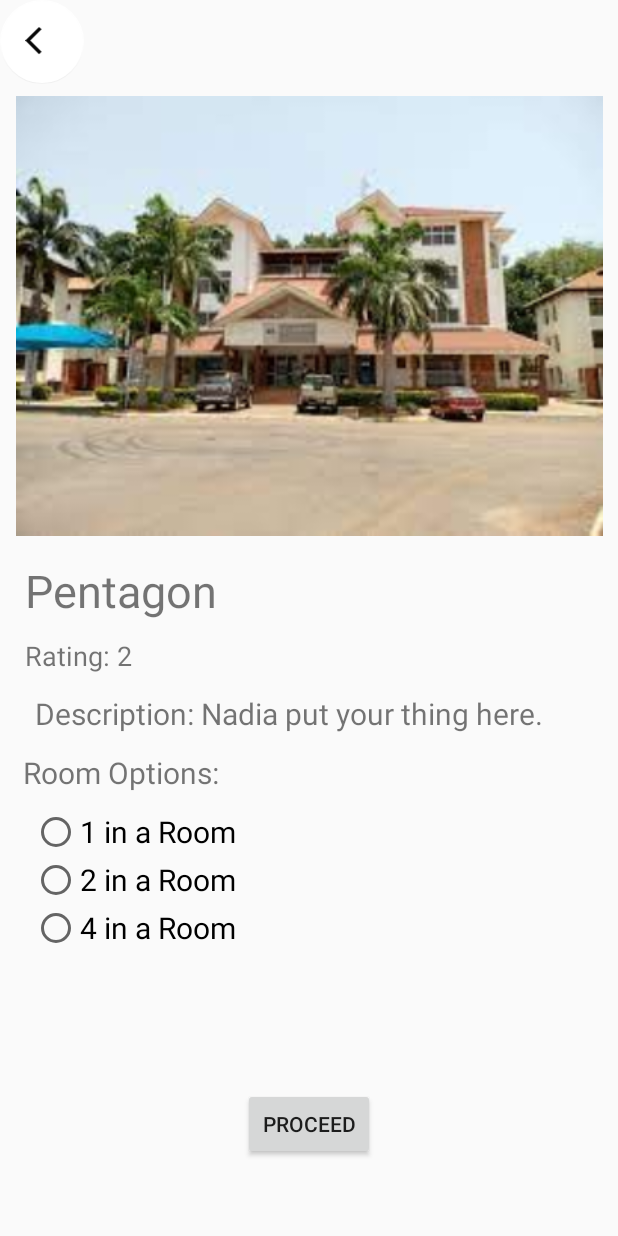
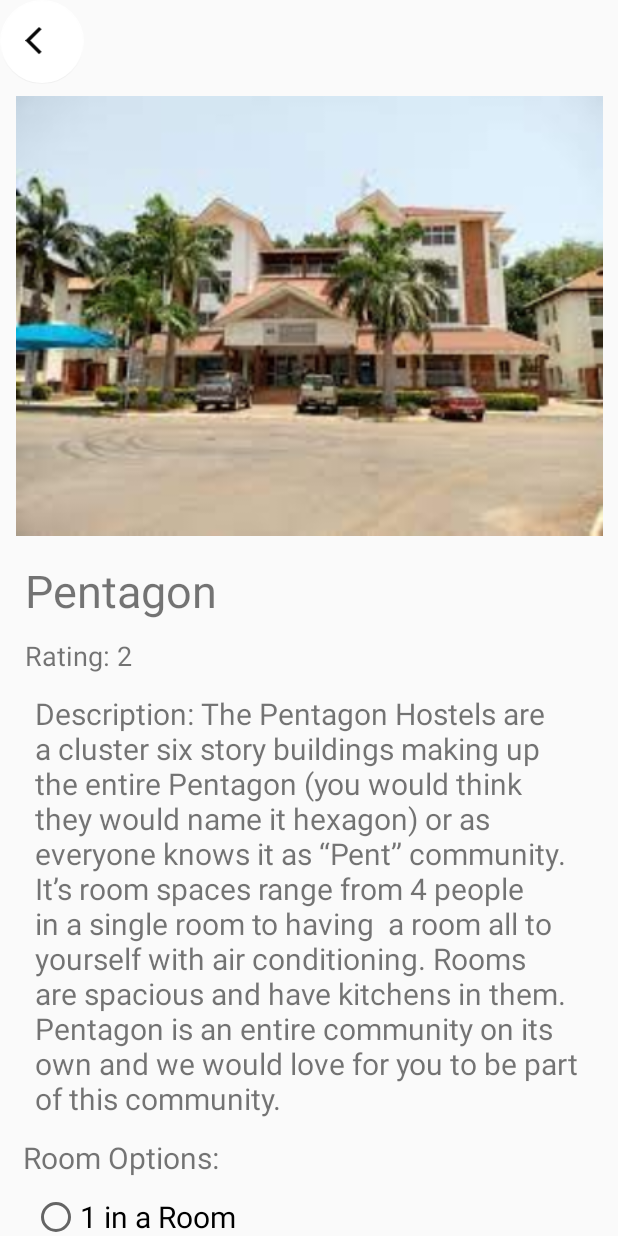
Before and after one commit to dcit202Andriod/GROUP13, an Android app: the pent_des screen opened directly, with no data from a screen before it, on a phone screen of 412 x 824 dp. Run offline under Robolectric (Android 15) with nearby library versions, the phone set to English and light mode, and no system bars.

Commit message:
Update activity_pent_des.xml

```diff
--- a/app/src/main/res/layout/activity_pent_des.xml
+++ b/app/src/main/res/layout/activity_pent_des.xml
@@ -68,7 +68,7 @@
         android:layout_width="365dp"
         android:layout_height="wrap_content"
         android:layout_marginTop="12dp"
-        android:text="Description: Nadia put your thing here."
+        android:text="Description: The Pentagon Hostels are a cluster six story buildings making up the entire Pentagon (you would think they would name it hexagon) or as everyone knows it as “Pent” community. It’s room spaces range from 4 people in a single room to having  a room all to yourself with air conditioning. Rooms are spacious and have kitchens in them. Pentagon is an entire community on its own and we would love for you to be part of this community."
         android:textSize="20sp"
         app:layout_constraintEnd_toEndOf="parent"
         app:layout_constraintStart_toStartOf="parent"
```
